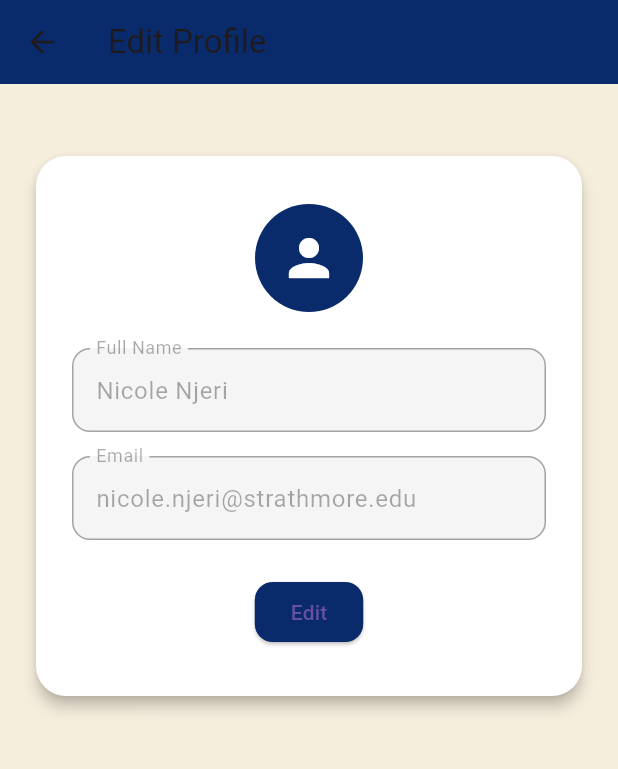
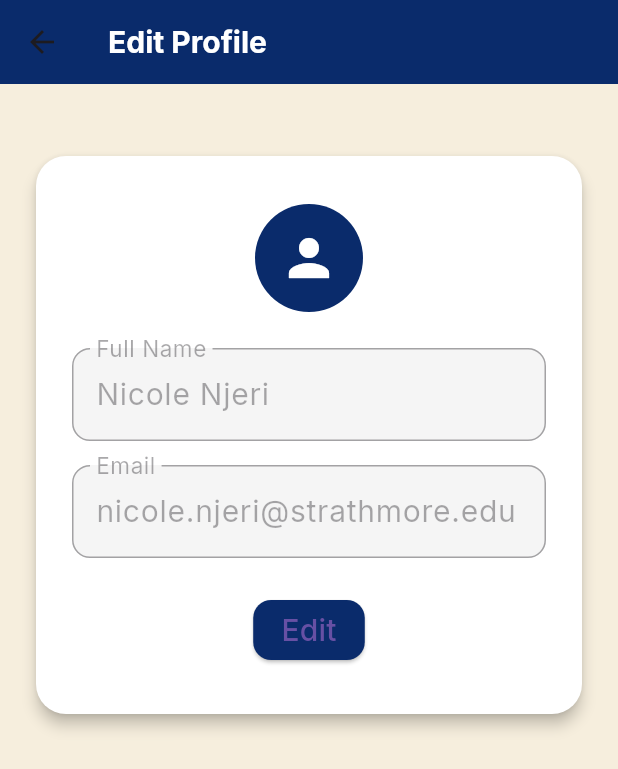
Before and after one commit to nicole-njeri/StrathUconnect, a Flutter app: the screen it shows once a user with an empty profile is signed in, item 4 of the bottom bar chosen, on a phone screen of 412 x 824 dp. Shown: the top 769 px of the screen. Run offline on Flutter 3.47's test engine with Material 3 defaults, Android fonts, the phone set to English and light mode, and no system bars; our stand-ins replace cloud_firestore, firebase_auth, firebase_core, firebase_storage, flutter_map, google_fonts and 3 more; accounts and stored records are empty; Roboto replaces fonts that are missing (Poppins).

Commit message:
All changes

```diff
--- a/lib/main.dart
+++ b/lib/main.dart
@@ -4,6 +4,7 @@ import 'package:firebase_auth/firebase_auth.dart';
 import 'package:strathapp/firebase_options.dart';
 import 'package:strathapp/widgets/auth_wrapper.dart';
 import 'screens/login_screen.dart';
+import 'package:google_fonts/google_fonts.dart';
 
 void main() async {
   WidgetsFlutterBinding.ensureInitialized();
@@ -19,7 +20,28 @@ class StrathUConnectApp extends StatelessWidget {
     return MaterialApp(
       title: 'StrathUConnect',
       debugShowCheckedModeBanner: false,
-      theme: ThemeData(primarySwatch: Colors.red, fontFamily: 'Poppins'),
+      theme: ThemeData(
+        primarySwatch: Colors.red,
+        textTheme: GoogleFonts.interTextTheme(
+          Theme.of(context).textTheme.copyWith(
+            displayLarge: const TextStyle(fontSize: 20),
+            displayMedium: const TextStyle(fontSize: 20),
+            displaySmall: const TextStyle(fontSize: 20),
+            headlineLarge: const TextStyle(fontSize: 20),
+            headlineMedium: const TextStyle(fontSize: 20),
+            headlineSmall: const TextStyle(fontSize: 20),
+            titleLarge: const TextStyle(fontSize: 20),
+            titleMedium: const TextStyle(fontSize: 20),
+            titleSmall: const TextStyle(fontSize: 20),
+            bodyLarge: const TextStyle(fontSize: 20),
+            bodyMedium: const TextStyle(fontSize: 20),
+            bodySmall: const TextStyle(fontSize: 20),
+            labelLarge: const TextStyle(fontSize: 20),
+            labelMedium: const TextStyle(fontSize: 20),
+            labelSmall: const TextStyle(fontSize: 20),
+          ),
+        ),
+      ),
       home: const AuthGate(),
     );
   }
--- a/lib/screens/ask_question_screen.dart
+++ b/lib/screens/ask_question_screen.dart
@@ -53,7 +53,10 @@ class _AskQuestionScreenState extends State<AskQuestionScreen> {
     return Scaffold(
       appBar: AppBar(
         backgroundColor: const Color(0xFF0A2B6B),
-        title: const Text('Ask a Question'),
+        title: const Text(
+          'Ask a Question',
+          style: TextStyle(color: Colors.white, fontWeight: FontWeight.bold),
+        ),
         elevation: 0,
       ),
       backgroundColor: const Color(0xFFF6EEDD),
--- a/lib/screens/forum_screen.dart
+++ b/lib/screens/forum_screen.dart
@@ -27,7 +27,10 @@ class _ForumScreenState extends State<ForumScreen> {
   Widget build(BuildContext context) {
     return Scaffold(
       appBar: AppBar(
-        title: const Text('Q&A Forum'),
+        title: const Text(
+          'Forum',
+          style: TextStyle(color: Colors.white, fontWeight: FontWeight.bold),
+        ),
         actions: [
           IconButton(
             icon: Icon(_showPinned ? Icons.push_pin : Icons.push_pin_outlined),
--- a/lib/screens/profile_screen.dart
+++ b/lib/screens/profile_screen.dart
@@ -1,7 +1,9 @@
 import 'package:flutter/material.dart';
+import 'package:image_picker/image_picker.dart';
+import 'dart:io';
 
 class ProfileScreen extends StatefulWidget {
-  const ProfileScreen({Key? key}) : super(key: key);
+  const ProfileScreen({super.key});
 
   @override
   State<ProfileScreen> createState() => _ProfileScreenState();
@@ -15,6 +17,17 @@ class _ProfileScreenState extends State<ProfileScreen> {
     text: 'nicole.njeri@strathmore.edu',
   );
   bool _isEditing = false;
+  File? _profileImage;
+
+  Future<void> _pickImage() async {
+    final picker = ImagePicker();
+    final pickedFile = await picker.pickImage(source: ImageSource.gallery);
+    if (pickedFile != null) {
+      setState(() {
+        _profileImage = File(pickedFile.path);
+      });
+    }
+  }
 
   @override
   Widget build(BuildContext context) {
@@ -22,7 +35,10 @@ class _ProfileScreenState extends State<ProfileScreen> {
       backgroundColor: const Color(0xFFF6EEDD),
       appBar: AppBar(
         backgroundColor: const Color(0xFF0A2B6B),
-        title: const Text('Edit Profile'),
+        title: const Text(
+          'Edit Profile',
+          style: TextStyle(color: Colors.white, fontWeight: FontWeight.bold),
+        ),
         elevation: 0,
       ),
       body: Padding(
@@ -42,13 +58,21 @@ class _ProfileScreenState extends State<ProfileScreen> {
                 ),
                 child: Column(
                   children: [
-                    CircleAvatar(
-                      radius: 36,
-                      backgroundColor: const Color(0xFF0A2B6B),
-                      child: const Icon(
-                        Icons.person,
-                        color: Colors.white,
-                        size: 40,
+                    GestureDetector(
+                      onTap: _pickImage,
+                      child: CircleAvatar(
+                        radius: 36,
+                        backgroundColor: const Color(0xFF0A2B6B),
+                        backgroundImage: _profileImage != null
+                            ? FileImage(_profileImage!)
+                            : null,
+                        child: _profileImage == null
+                            ? const Icon(
+                                Icons.person,
+                                color: Colors.white,
+                                size: 40,
+                              )
+                            : null,
                       ),
                     ),
                     const SizedBox(height: 24),
--- a/lib/screens/student_dashboard_screen.dart
+++ b/lib/screens/student_dashboard_screen.dart
@@ -18,7 +18,10 @@ class _StudentDashboardScreenState extends State<StudentDashboardScreen> {
   Widget build(BuildContext context) {
     return Scaffold(
       appBar: AppBar(
-        title: const Text('My Dashboard'),
+        title: const Text(
+          'Student Dashboard',
+          style: TextStyle(color: Colors.white, fontWeight: FontWeight.bold),
+        ),
         actions: [
           IconButton(
             icon: const Icon(Icons.refresh),
--- a/lib/screens/support_screen.dart
+++ b/lib/screens/support_screen.dart
@@ -21,7 +21,10 @@ class _SupportScreenState extends State<SupportScreen> {
       length: 3,
       child: Scaffold(
         appBar: AppBar(
-          title: const Text('Support & Help'),
+          title: const Text(
+            'Support & Help',
+            style: TextStyle(color: Colors.white, fontWeight: FontWeight.bold),
+          ),
           bottom: const TabBar(
             tabs: [
               Tab(text: 'FAQs'),
--- a/pubspec.yaml
+++ b/pubspec.yaml
@@ -32,6 +32,7 @@ dependencies:
     sdk: flutter
   flutter_map: ^6.1.0
   latlong2: ^0.9.0
+  google_fonts: ^6.1.0
 
   # The following adds the Cupertino Icons font to your application.
   # Use with the CupertinoIcons class for iOS style icons.
@@ -44,7 +45,7 @@ dependencies:
   google_maps_flutter: ^2.5.0
   url_launcher: ^6.2.2
   # Add these dependencies for image picking and storage
-  image_picker: ^1.0.7
+  image_picker: ^1.1.2
   firebase_storage: ^11.6.7
 
 dev_dependencies:
```
Also changed, not shown: lib/screens/admin_panel_screen.dart (+3 -4 lines), lib/screens/checklist_screen.dart (+10 -3 lines), lib/screens/events_calendar_screen.dart (+5 -3 lines), lib/screens/home_screen.dart (+13 -12 lines), lib/screens/question_detail_screen.dart (+6 -3 lines), lib/screens/signup_screen.dart (+6 -1 lines), pubspec.lock, 1 other file.
